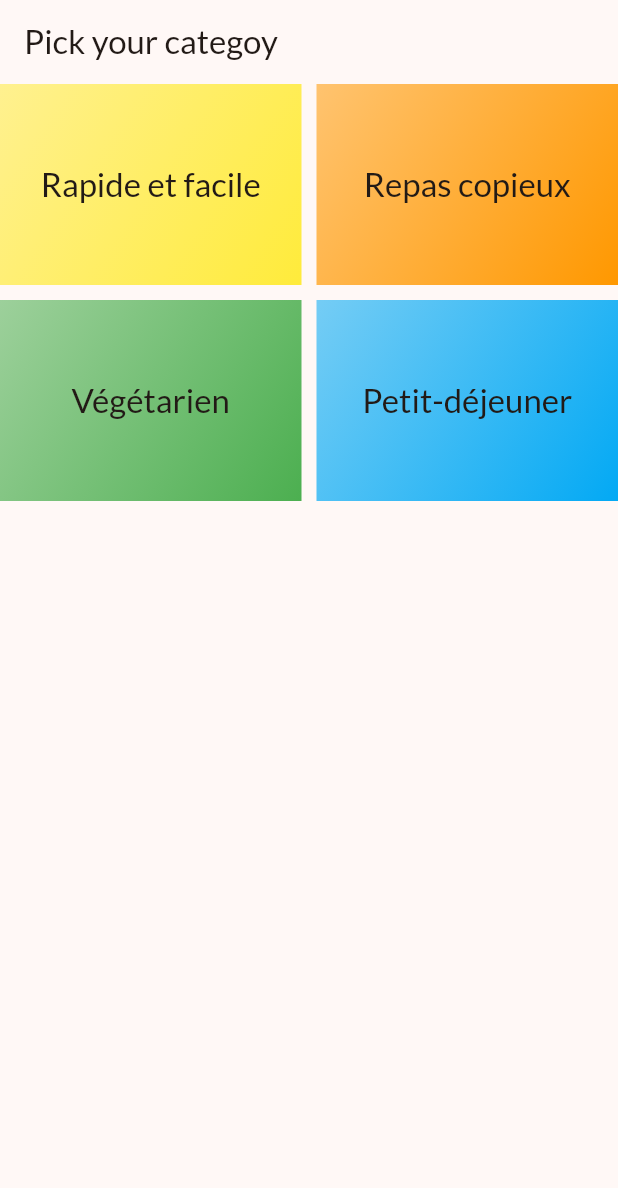
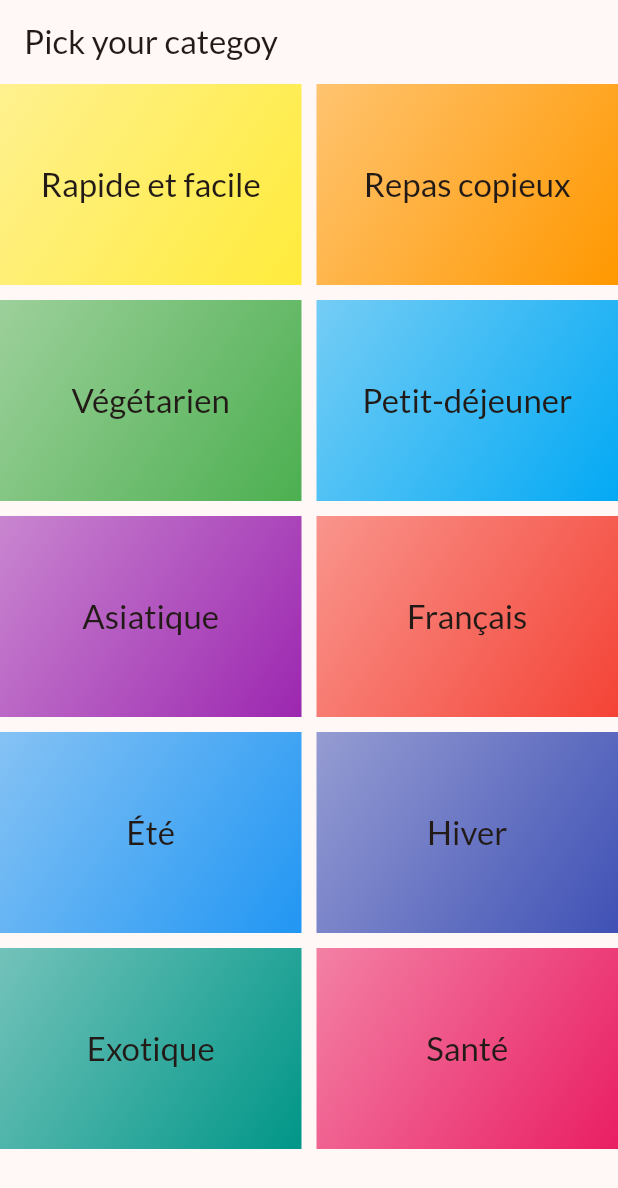
Before and after one commit to Fenysk/5_flutter_meals_app, a Flutter app: the screen it shows after launch, on a phone screen of 412 x 824 dp. Shown: the top 1188 px of the screen. Run offline on Flutter 3.47's test engine with Material 3 defaults, Android fonts, the phone set to English and light mode, and no system bars; our stand-ins replace google_fonts.

Commit message:
🚧 Add more dummy data

```diff
--- a/lib/data/dummy_categories.dart
+++ b/lib/data/dummy_categories.dart
@@ -6,4 +6,10 @@ final dummyCategories = [
   Category(title: 'Repas copieux', color: Colors.orange),
   Category(title: 'Végétarien', color: Colors.green),
   Category(title: 'Petit-déjeuner', color: Colors.lightBlue),
+  Category(title: 'Asiatique', color: Colors.purple),
+  Category(title: 'Français', color: Colors.red),
+  Category(title: 'Été', color: Colors.blue),
+  Category(title: 'Hiver', color: Colors.indigo),
+  Category(title: 'Exotique', color: Colors.teal),
+  Category(title: 'Santé', color: Colors.pink),
 ];
```
